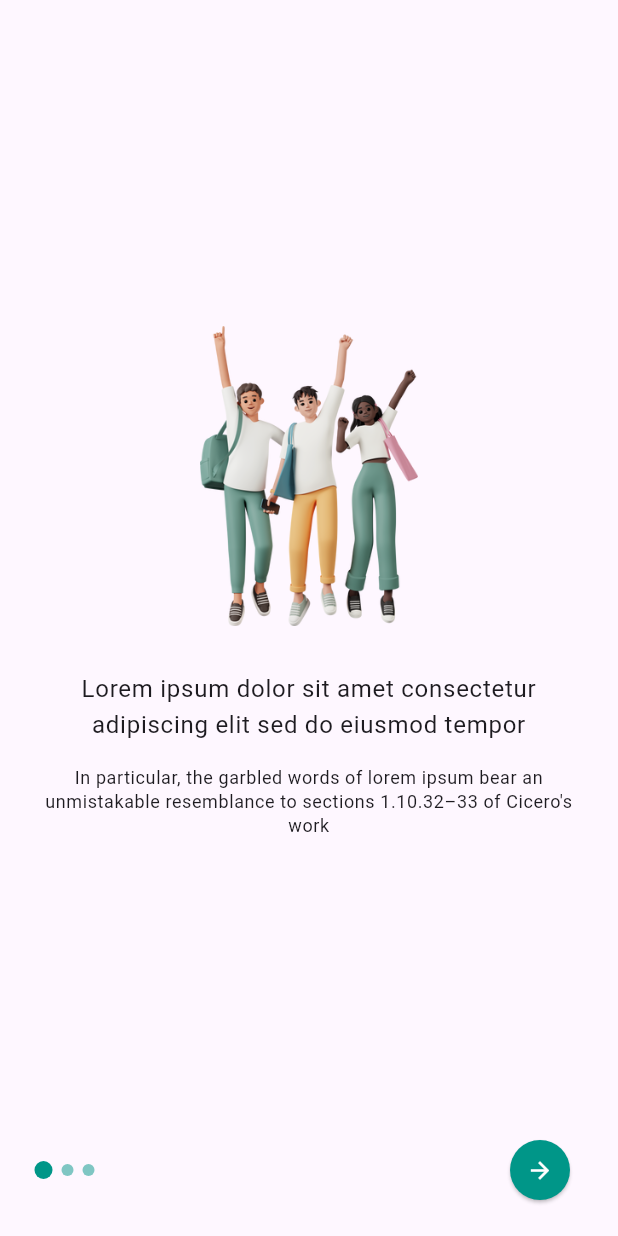
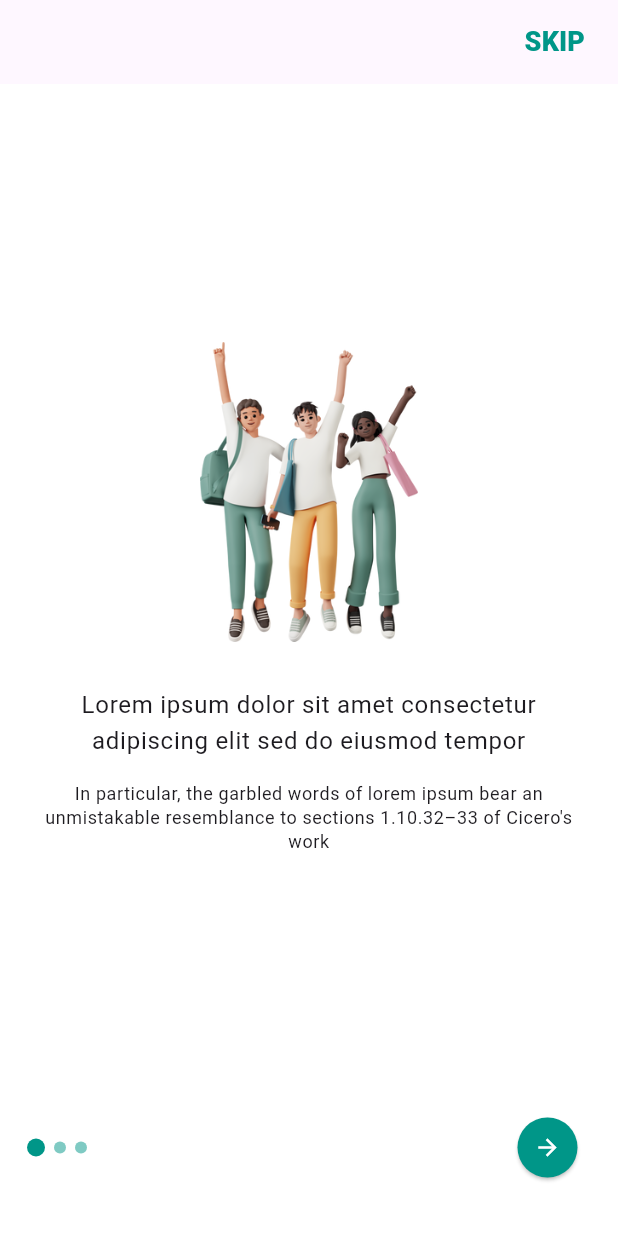
Before and after one commit to Mohamed-Yassien/Flutter-Ui-Source, a Flutter app: the screen it shows after launch, on a phone screen of 412 x 824 dp. Run offline on Flutter 3.47's test engine with Material 2 defaults, Android fonts, the phone set to English and light mode, and no system bars; our stand-ins replace qr_flutter; missing offline and left inert: qr_code_scanner.

Commit message:
update ui and add skip button

```diff
--- a/lib/onboard/on_board_screen.dart
+++ b/lib/onboard/on_board_screen.dart
@@ -23,8 +23,26 @@ class _OnBoardScreenState extends State<OnBoardScreen> {
   @override
   Widget build(BuildContext context) {
     return Scaffold(
+      backgroundColor: Colors.white,
+      appBar: AppBar(
+        elevation: 0,
+        actions: [
+          TextButton(
+            onPressed: () {},
+            child: const Text(
+              'SKIP',
+              style: TextStyle(
+                color: Colors.teal,
+                fontWeight: FontWeight.w900,
+                fontSize: 18,
+              ),
+            ),
+          ),
+          const SizedBox(width: 10,),
+        ],
+      ),
       body: Padding(
-        padding: const EdgeInsets.all(20.0),
+        padding: const EdgeInsets.only(left: 15, right: 15, bottom: 35),
         child: Column(
           children: [
             Expanded(
```
